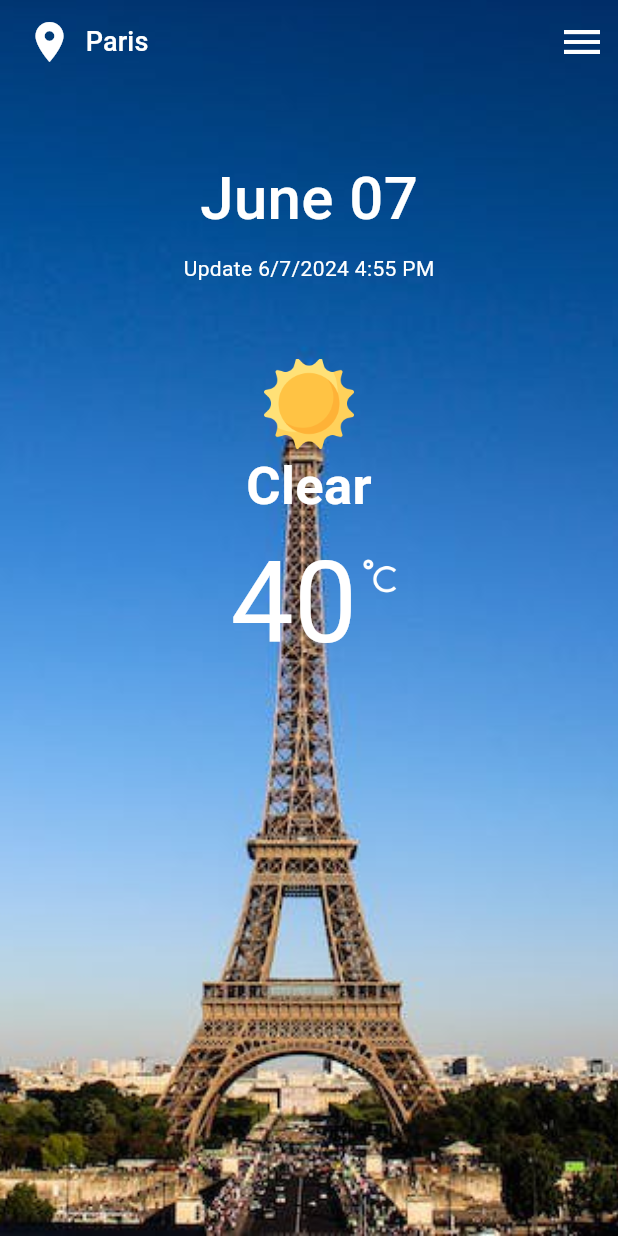
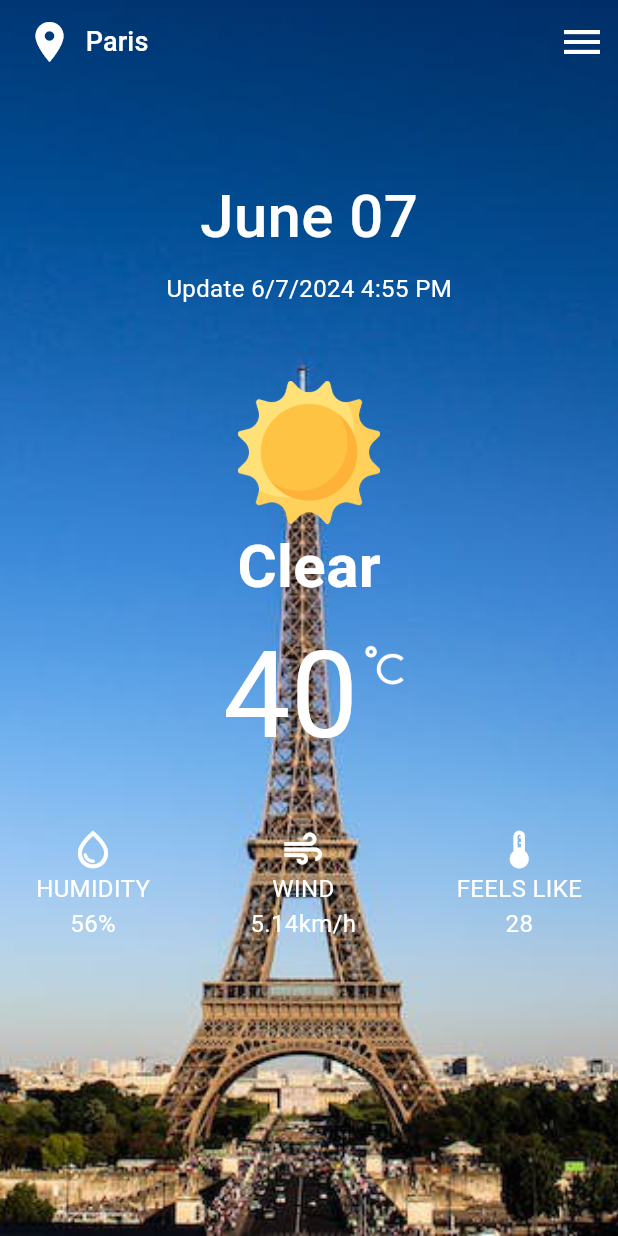
Before and after one commit to shaxabaxa1117/weather_app, a Flutter app: the screen it shows after launch, on a phone screen of 412 x 824 dp. Run offline on Flutter 3.47's test engine with Material 3 defaults, Android fonts, the phone set to English and light mode, and no system bars; our stand-ins replace another_flutter_splash_screen, flex_color_scheme.

```diff
--- a/lib/ui/app.dart
+++ b/lib/ui/app.dart
@@ -18,6 +18,7 @@ class MyApp extends StatelessWidget {
         noAppBar: false,
       ),
       child: const MaterialApp(
+        debugShowCheckedModeBanner: false,
         home: Scaffold(
           body: MyAppContent(),
         ),
--- a/lib/ui/pages/home_page.dart
+++ b/lib/ui/pages/home_page.dart
@@ -29,13 +29,17 @@ class HomePage extends StatelessWidget {
                   padding: const EdgeInsets.symmetric(horizontal: 24),
                   children: const <Widget>[
                     SizedBox(
-                      height: 48,
+                      height: 60,
                     ),
                     HomePageHeader(),
                     SizedBox(
                       height: 50,
                     ),
                     HomePageFirstBody(),
+                    SizedBox(
+                      height: 25,
+                    ),
+                    HomePageSecondBody()
                   ],
                 ),
               )
@@ -64,7 +68,7 @@ class HomePageHeader extends StatelessWidget {
         ),
         Text(
           'Update 6/7/2024 4:55 PM',
-          style: TextStyle(color: Colors.white),
+          style: TextStyle(color: Colors.white,fontSize: 16),
         )
       ],
     );
@@ -80,13 +84,13 @@ class HomePageFirstBody extends StatelessWidget {
       children: [
         Image(
           image: AssetImage('assets/icons/sun.png'),
-          height: 60,
-          width: 60,
+          height: 95,
+          width: 95,
         ),
         Text(
           'Clear',
           style: TextStyle(
-              color: Colors.white, fontSize: 35, fontWeight: FontWeight.bold),
+              color: Colors.white, fontSize: 40, fontWeight: FontWeight.bold),
         ),
         NumCel()
       ],
@@ -99,28 +103,26 @@ class NumCel extends StatelessWidget {
 
   @override
   Widget build(BuildContext context) {
-    return  Container(
+    return Container(
       margin: EdgeInsets.only(left: 25),
-      height:120,
-      width: 130,
+      height: 120,
+      width: 140,
       child: Row(
         crossAxisAlignment: CrossAxisAlignment.start,
         children: [
           Container(
-
             child: Text(
               '40',
-              style: TextStyle(fontSize: 75,color: Colors.white),
+              style: TextStyle(fontSize: 80, color: Colors.white),
             ),
           ),
           Container(
             margin: EdgeInsets.only(top: 20),
-
             child: Image(
               image: AssetImage('assets/icons/cel.png'),
               color: Colors.white,
-              height: 30,
-              width: 30,
+              height: 35,
+              width: 35,
             ),
           )
         ],
@@ -128,3 +130,75 @@ class NumCel extends StatelessWidget {
     );
   }
 }
+
+class HomePageSecondBody extends StatelessWidget {
+  const HomePageSecondBody({super.key});
+
+  @override
+  Widget build(BuildContext context) {
+    return Container(
+      height: 80,
+      child: Row(
+        mainAxisAlignment: MainAxisAlignment.spaceBetween,
+        children: [
+          ComponentOfSwcondBody(
+            name: 'Humidity',
+            icon: Icons.water_drop_outlined,
+            numDescription: '56%',
+          ),
+          ComponentOfSwcondBody(
+            name: 'Wind',
+            icon: Icons.air,
+            numDescription: '5.14km/h',
+          ),
+          ComponentOfSwcondBody(
+            name: 'feels like',
+            icon: Icons.thermostat_rounded,
+            numDescription: '28',
+          ),
+        ],
+      ),
+    );
+  }
+}
+
+// ignore: must_be_immutable
+class ComponentOfSwcondBody extends StatelessWidget {
+  ComponentOfSwcondBody({
+    super.key,
+    required this.name,
+    required this.icon,
+    required this.numDescription,
+  });
+  String name;
+  IconData icon;
+  String numDescription;
+  @override
+  Widget build(BuildContext context) {
+    return Container(
+      child: Column(
+        children: [
+          Icon(
+            icon,
+            size: 30,
+            color: Colors.white,
+          ),
+          Text(
+            name.toUpperCase(),
+            style: TextStyle(
+              fontSize: 16,
+              color: Colors.white,
+            ),
+          ),
+          Text(
+            numDescription,
+            style: TextStyle(
+              fontSize: 16,
+              color: Colors.white,
+            ),
+          )
+        ],
+      ),
+    );
+  }
+}
```
